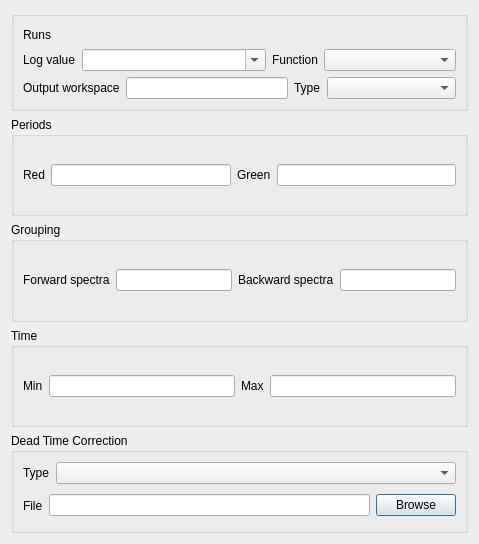
Above: qt/widgets/plugins/algorithm_dialogs/inc/MantidQtWidgets/Plugins/AlgorithmDialogs/PlotAsymmetryByLogValueDialog.ui from mantidproject/mantid before the change. Below: the same form after it.
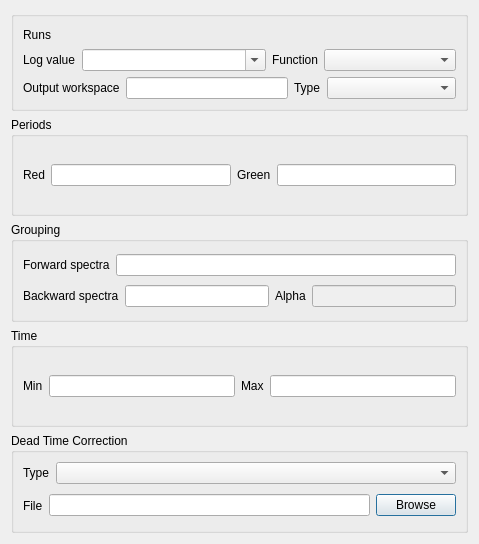
That is the form after the change. Custom widgets are drawn as their Qt base class.

Commit message:
Re #29798 Add Alpha To ALC Interface
updated pablv dialog and ALC image in docs

```diff
--- a/qt/widgets/plugins/algorithm_dialogs/inc/MantidQtWidgets/Plugins/AlgorithmDialogs/PlotAsymmetryByLogValueDialog.ui
+++ b/qt/widgets/plugins/algorithm_dialogs/inc/MantidQtWidgets/Plugins/AlgorithmDialogs/PlotAsymmetryByLogValueDialog.ui
@@ -185,6 +185,10 @@
           </property>
          </widget>
         </item>
+       </layout>
+      </item>
+      <item>
+       <layout class="QHBoxLayout" name="horizontalLayout_2">
         <item>
          <widget class="QLabel" name="label_11">
           <property name="text">
@@ -195,6 +199,20 @@
         <item>
          <widget class="QLineEdit" name="backwardBox"/>
         </item>
+        <item>
+         <widget class="QLabel" name="alphaLabel">
+          <property name="text">
+           <string>Alpha</string>
+          </property>
+         </widget>
+        </item>
+        <item>
+         <widget class="QLineEdit" name="alpha">
+          <property name="enabled">
+           <bool>false</bool>
+          </property>
+         </widget>
+        </item>
        </layout>
       </item>
      </layout>
```
The commit also changes 1 other file.
